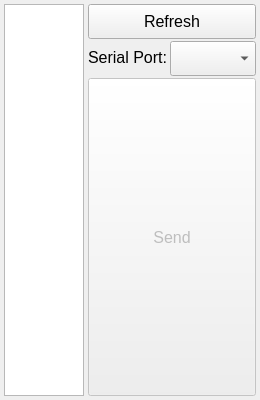
First picture: the form in src/ui/loader.ui, repository simaoamorim/SerialProgramLoader, before the edit.
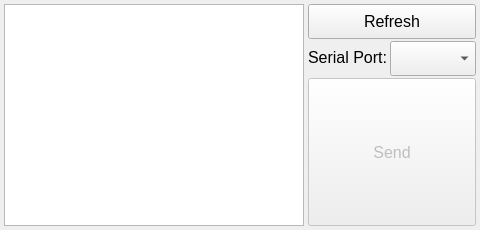
Second picture: the form after the edit.

Commit message: Improve Layout spacing Also allow word wrapping on file names

Diff of the .ui file:
```diff
--- a/src/ui/loader.ui
+++ b/src/ui/loader.ui
@@ -6,16 +6,10 @@
    <rect>
     <x>0</x>
     <y>0</y>
-    <width>260</width>
-    <height>400</height>
+    <width>480</width>
+    <height>230</height>
    </rect>
   </property>
-  <property name="sizePolicy">
-   <sizepolicy hsizetype="Expanding" vsizetype="Expanding">
-    <horstretch>0</horstretch>
-    <verstretch>0</verstretch>
-   </sizepolicy>
-  </property>
   <property name="font">
    <font>
     <pointsize>12</pointsize>
@@ -27,7 +21,7 @@
   <property name="locale">
    <locale language="English" country="UnitedKingdom"/>
   </property>
-  <layout class="QGridLayout" name="gridLayout" columnstretch="0,1" columnminimumwidth="0,0">
+  <layout class="QGridLayout" name="gridLayout" columnstretch="1,0">
    <property name="leftMargin">
     <number>4</number>
    </property>
@@ -51,7 +45,10 @@
      <property name="selectionBehavior">
       <enum>QAbstractItemView::SelectRows</enum>
      </property>
-     <property name="isWrapping" stdset="0">
+     <property name="uniformItemSizes">
+      <bool>true</bool>
+     </property>
+     <property name="wordWrap">
       <bool>true</bool>
      </property>
      <property name="selectionRectVisible">
@@ -61,12 +58,6 @@
    </item>
    <item row="0" column="1">
     <widget class="QFrame" name="frame">
-     <property name="sizePolicy">
-      <sizepolicy hsizetype="Expanding" vsizetype="Expanding">
-       <horstretch>0</horstretch>
-       <verstretch>0</verstretch>
-      </sizepolicy>
-     </property>
      <layout class="QFormLayout" name="formLayout">
       <property name="horizontalSpacing">
        <number>2</number>
@@ -122,7 +113,7 @@
         </property>
        </widget>
       </item>
-      <item row="3" column="0" colspan="2">
+      <item row="4" column="0" colspan="2">
        <widget class="QPushButton" name="sendButton">
         <property name="enabled">
          <bool>false</bool>
```
The commit also changes 1 other file.
